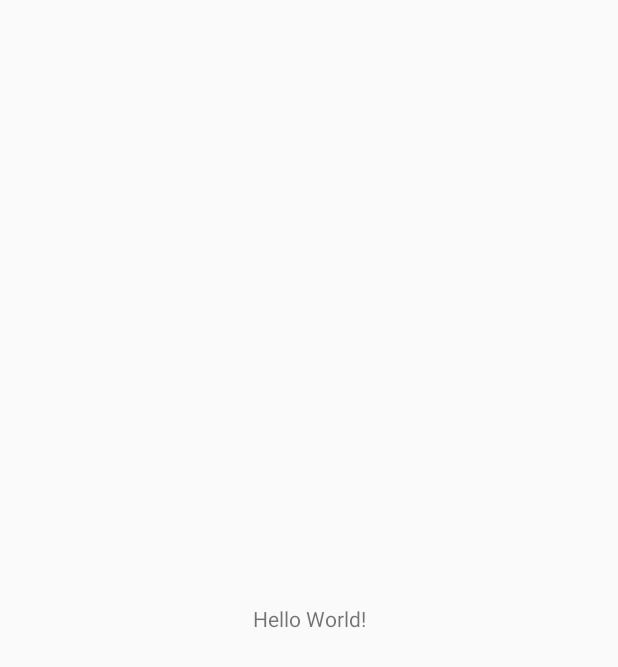
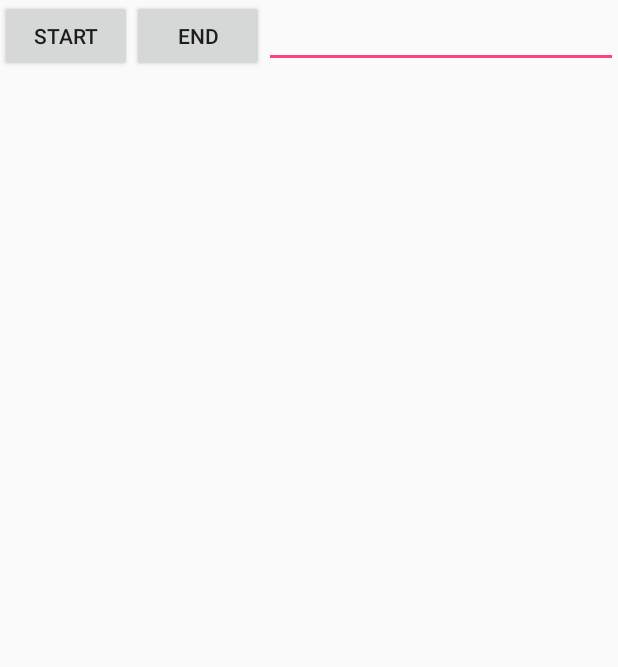
Before and after one commit to axis00/ThesisDataCollector, an Android app: the screen it shows after launch (MainActivity), on a phone screen of 412 x 824 dp. Before the commit the part shown is almost empty. Shown: the top 667 px of the screen. Run offline under Robolectric (Android 15) with nearby library versions, the phone set to English and light mode, and no system bars.

Commit message:
added buttons, pero ayaw mag end

```diff
--- a/app/build.gradle
+++ b/app/build.gradle
@@ -16,10 +16,11 @@ android {
             proguardFiles getDefaultProguardFile('proguard-android.txt'), 'proguard-rules.pro'
         }
     }
+    buildToolsVersion '27.0.3'
 }
 
 dependencies {
-    implementation fileTree(dir: 'libs', include: ['*.jar'])
+    implementation fileTree(include: ['*.jar'], dir: 'libs')
     implementation 'com.android.support:appcompat-v7:28.0.0'
     implementation 'com.android.support.constraint:constraint-layout:1.1.3'
     testImplementation 'junit:junit:4.12'
--- a/app/src/main/java/com/scis/meraki/sensordatacollector/MainActivity.java
+++ b/app/src/main/java/com/scis/meraki/sensordatacollector/MainActivity.java
@@ -4,6 +4,9 @@ import android.app.Activity;
 import android.content.Intent;
 import android.support.v7.app.AppCompatActivity;
 import android.os.Bundle;
+import android.view.View;
+import android.widget.Button;
+import android.widget.TextView;
 
 public class MainActivity extends Activity {
 
@@ -12,7 +15,22 @@ public class MainActivity extends Activity {
         super.onCreate(savedInstanceState);
         setContentView(R.layout.activity_main);
 
-        Intent serviceIntent = new Intent(this, MyIntentService.class);
-        startService(serviceIntent);
+        Button startButton = (Button)findViewById(R.id.start_button);
+        Button endButton = (Button) findViewById(R.id.end_button);
+        final TextView action = (TextView) findViewById(R.id.action_text);
+
+        startButton.setOnClickListener(new View.OnClickListener() {
+            @Override
+            public void onClick(View view) {
+                MyIntentService.startActionRecord(MainActivity.this, action.getText().toString());
+            }
+        });
+
+        endButton.setOnClickListener(new View.OnClickListener() {
+            @Override
+            public void onClick(View view) {
+                MyIntentService.startActionEnd(MainActivity.this);
+            }
+        });
     }
 }
--- a/app/src/main/res/layout/activity_main.xml
+++ b/app/src/main/res/layout/activity_main.xml
@@ -1,18 +1,31 @@
 <?xml version="1.0" encoding="utf-8"?>
-<android.support.constraint.ConstraintLayout xmlns:android="http://schemas.android.com/apk/res/android"
+<LinearLayout xmlns:android="http://schemas.android.com/apk/res/android"
     xmlns:app="http://schemas.android.com/apk/res-auto"
     xmlns:tools="http://schemas.android.com/tools"
     android:layout_width="match_parent"
     android:layout_height="match_parent"
+    android:minHeight="250dp"
     tools:context=".MainActivity">
 
-    <TextView
+    <Button
+        android:id="@+id/start_button"
         android:layout_width="wrap_content"
         android:layout_height="wrap_content"
-        android:text="Hello World!"
-        app:layout_constraintBottom_toBottomOf="parent"
-        app:layout_constraintLeft_toLeftOf="parent"
-        app:layout_constraintRight_toRightOf="parent"
-        app:layout_constraintTop_toTopOf="parent" />
+        android:text="START" />
 
-</android.support.constraint.ConstraintLayout>
+    <Button
+        android:id="@+id/end_button"
+        android:layout_width="wrap_content"
+        android:layout_height="wrap_content"
+        android:text="END" />
+
+    <EditText
+        android:id="@+id/action_text"
+        android:layout_width="wrap_content"
+        android:layout_height="wrap_content"
+        android:layout_weight="1"
+        android:ems="10"
+        android:inputType="textPersonName"
+        android:text="" />
+
+</LinearLayout>
```
Also changed, not shown: app/src/main/java/com/scis/meraki/sensordatacollector/MyIntentService.java (+33 -43 lines).
